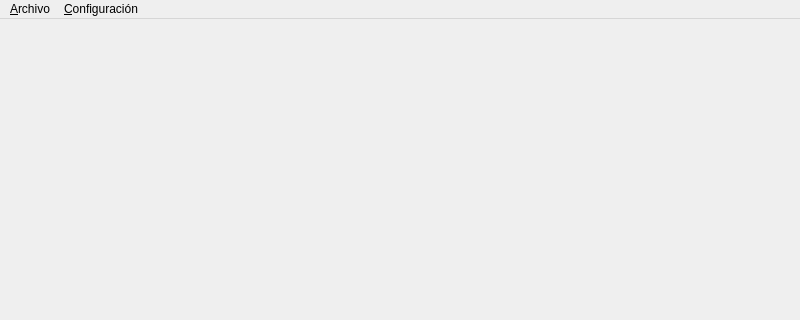
First picture: the form in views/forms_ui/configuration.ui, repository serk82/nexus_admin_client, before the edit; both pictures show x 0 to 800 and y 0 to 320 of the 800 by 600 pixel window.
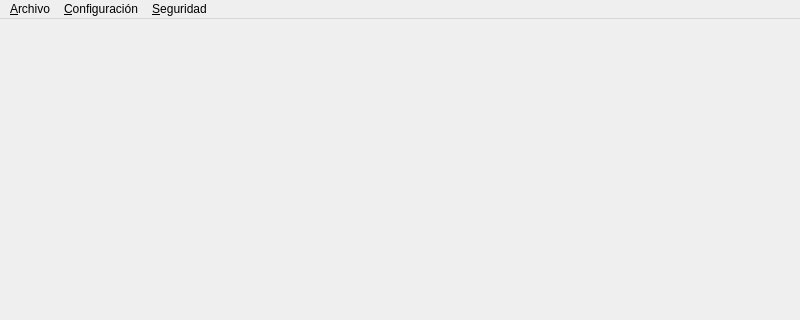
Second picture: the form after the edit.

Commit message: Añade señales para el progreso y mensajes en la clase TaskThread; implementa la funcionalidad de copia de seguridad en el formulario de configuración y actualiza la interfaz de usuario para incluir opciones de copia de seguridad.

The edit to the form file:
```diff
--- a/views/forms_ui/configuration.ui
+++ b/views/forms_ui/configuration.ui
@@ -51,8 +51,15 @@
     <addaction name="action_roles"/>
     <addaction name="action_users"/>
    </widget>
+   <widget class="QMenu" name="menu_Seguridad">
+    <property name="title">
+     <string>&amp;Seguridad</string>
+    </property>
+    <addaction name="action_Copia_de_seguridad"/>
+   </widget>
    <addaction name="menu_archive"/>
    <addaction name="menu_configuration"/>
+   <addaction name="menu_Seguridad"/>
   </widget>
   <widget class="QStatusBar" name="statusbar">
    <property name="mouseTracking">
```
Left out of the diff: 12 changed lines with no effect on the pictures. The commit also changes 9 other files.
